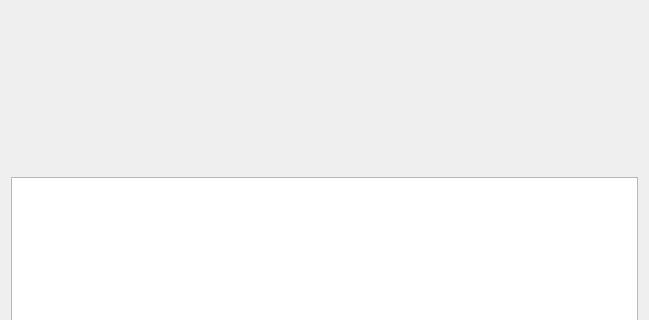
Above: GraphicsViewTests/cMainWindow.ui from TVPaint/SurfaceDrawing before the change; both pictures show x 0 to 649 and y 187 to 507 of the 649 by 589 pixel window. Below: the same form after it.
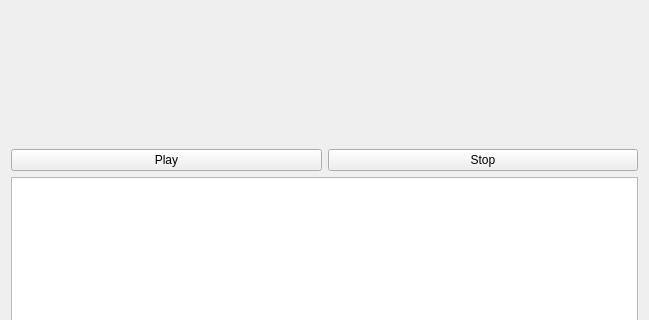
That is the form after the change. Custom widgets are drawn as their Qt base class.

Commit message: Added some controllers to play pause stop

The edit to the form file:
```diff
--- a/GraphicsViewTests/cMainWindow.ui
+++ b/GraphicsViewTests/cMainWindow.ui
@@ -50,6 +50,24 @@
       </property>
      </spacer>
     </item>
+    <item>
+     <layout class="QHBoxLayout" name="horizontalLayout">
+      <item>
+       <widget class="QPushButton" name="playButton">
+        <property name="text">
+         <string>Play</string>
+        </property>
+       </widget>
+      </item>
+      <item>
+       <widget class="QPushButton" name="stopButton">
+        <property name="text">
+         <string>Stop</string>
+        </property>
+       </widget>
+      </item>
+     </layout>
+    </item>
     <item>
      <widget class="cCustomGraphicsView" name="graphicsView">
       <property name="sizePolicy">
```
The commit also changes 5 other files.
